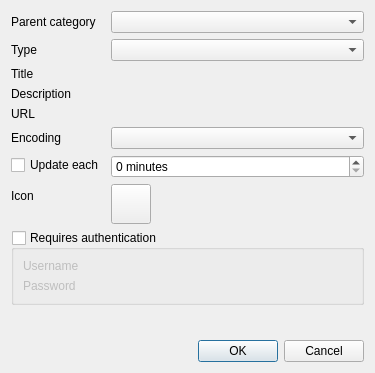
This is src/gui/formstandardfeeddetails.ui in martinrotter/rssguard as Qt 5 draws it before an edit. The edited form follows.
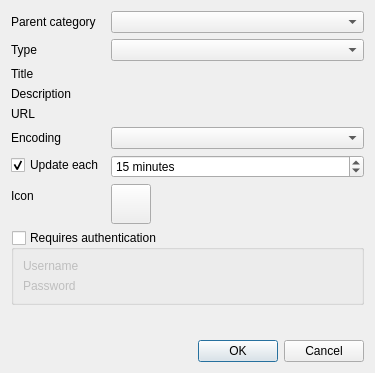
This is the edited form. Custom widgets are drawn as their Qt base class.

The edit to the form file:
```diff
--- a/src/gui/formstandardfeeddetails.ui
+++ b/src/gui/formstandardfeeddetails.ui
@@ -102,6 +102,9 @@
        <property name="text">
         <string>Update each</string>
        </property>
+       <property name="checked">
+        <bool>true</bool>
+       </property>
       </widget>
      </item>
      <item row="6" column="1">
@@ -109,6 +112,15 @@
        <property name="suffix">
         <string> minutes</string>
        </property>
+       <property name="minimum">
+        <number>5</number>
+       </property>
+       <property name="maximum">
+        <number>100</number>
+       </property>
+       <property name="value">
+        <number>15</number>
+       </property>
       </widget>
      </item>
      <item row="7" column="0">
```
Left out of the diff: 16 changed lines with no effect on the pictures.
